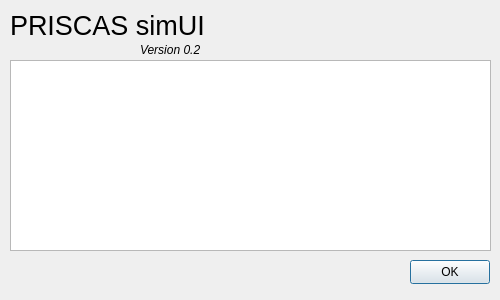
Qt form simUI/aboutdialog.ui (wchen329/mips-tools) before a commit.
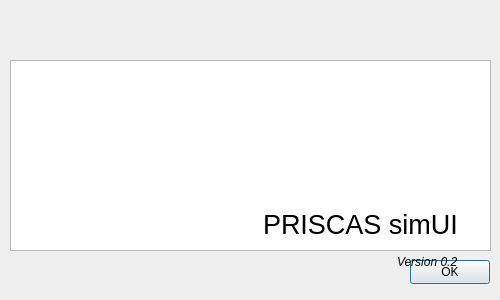
The same form after that commit.

Commit message: about dialog layout update

The edit to the form file:
```diff
--- a/simUI/aboutdialog.ui
+++ b/simUI/aboutdialog.ui
@@ -29,42 +29,6 @@
     <string>OK</string>
    </property>
   </widget>
-  <widget class="QLabel" name="labelTitle">
-   <property name="geometry">
-    <rect>
-     <x>10</x>
-     <y>10</y>
-     <width>341</width>
-     <height>31</height>
-    </rect>
-   </property>
-   <property name="font">
-    <font>
-     <pointsize>20</pointsize>
-    </font>
-   </property>
-   <property name="text">
-    <string>PRISCAS simUI</string>
-   </property>
-  </widget>
-  <widget class="QLabel" name="labelVersion">
-   <property name="geometry">
-    <rect>
-     <x>140</x>
-     <y>40</y>
-     <width>71</width>
-     <height>20</height>
-    </rect>
-   </property>
-   <property name="font">
-    <font>
-     <italic>true</italic>
-    </font>
-   </property>
-   <property name="text">
-    <string>Version 0.2</string>
-   </property>
-  </widget>
   <widget class="QTextEdit" name="textEditAbout">
    <property name="geometry">
     <rect>
@@ -81,6 +45,88 @@
     <bool>true</bool>
    </property>
   </widget>
+  <widget class="QWidget" name="verticalLayoutWidget">
+   <property name="geometry">
+    <rect>
+     <x>180</x>
+     <y>200</y>
+     <width>286</width>
+     <height>85</height>
+    </rect>
+   </property>
+   <layout class="QVBoxLayout" name="layoutAbout">
+    <property name="leftMargin">
+     <number>8</number>
+    </property>
+    <property name="topMargin">
+     <number>8</number>
+    </property>
+    <property name="rightMargin">
+     <number>8</number>
+    </property>
+    <property name="bottomMargin">
+     <number>8</number>
+    </property>
+    <item>
+     <layout class="QHBoxLayout" name="titleHLayout">
+      <item>
+       <spacer name="horizontalSpacer">
+        <property name="orientation">
+         <enum>Qt::Horizontal</enum>
+        </property>
+        <property name="sizeHint" stdset="0">
+         <size>
+          <width>40</width>
+          <height>20</height>
+         </size>
+        </property>
+       </spacer>
+      </item>
+      <item>
+       <widget class="QLabel" name="labelTitle">
+        <property name="font">
+         <font>
+          <pointsize>20</pointsize>
+         </font>
+        </property>
+        <property name="text">
+         <string>PRISCAS simUI</string>
+        </property>
+       </widget>
+      </item>
+     </layout>
+    </item>
+    <item>
+     <layout class="QHBoxLayout" name="versionHLayout">
+      <item>
+       <spacer name="horizontalSpacer_2">
+        <property name="orientation">
+         <enum>Qt::Horizontal</enum>
+        </property>
+        <property name="sizeHint" stdset="0">
+         <size>
+          <width>40</width>
+          <height>20</height>
+         </size>
+        </property>
+       </spacer>
+      </item>
+      <item>
+       <widget class="QLabel" name="labelVersion">
+        <property name="font">
+         <font>
+          <italic>true</italic>
+         </font>
+        </property>
+        <property name="text">
+         <string>Version 0.2</string>
+        </property>
+       </widget>
+      </item>
+     </layout>
+    </item>
+   </layout>
+  </widget>
  </widget>
  <resources/>
  <connections/>
```
The commit also changes 2 other files.
